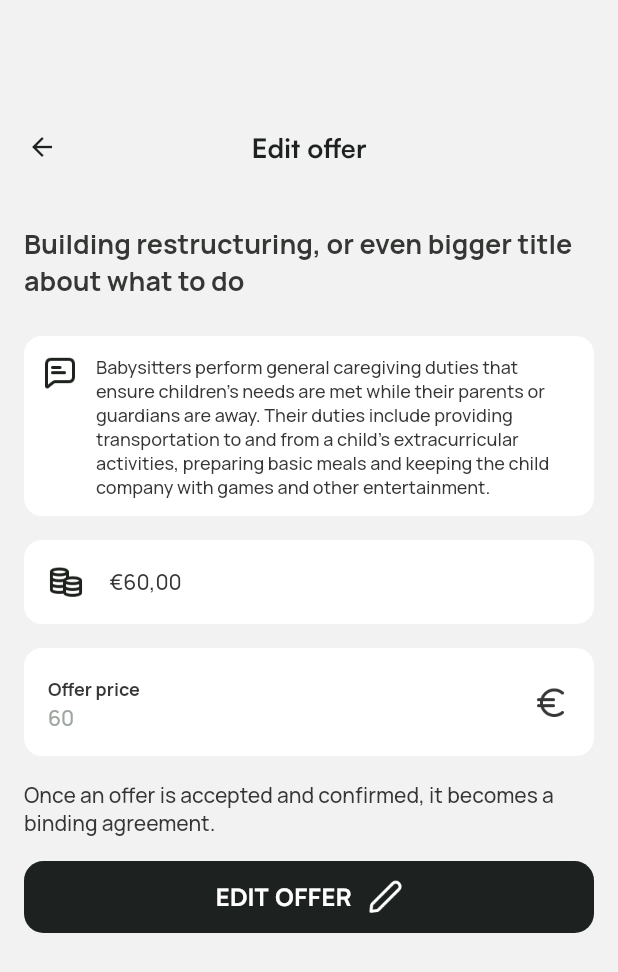
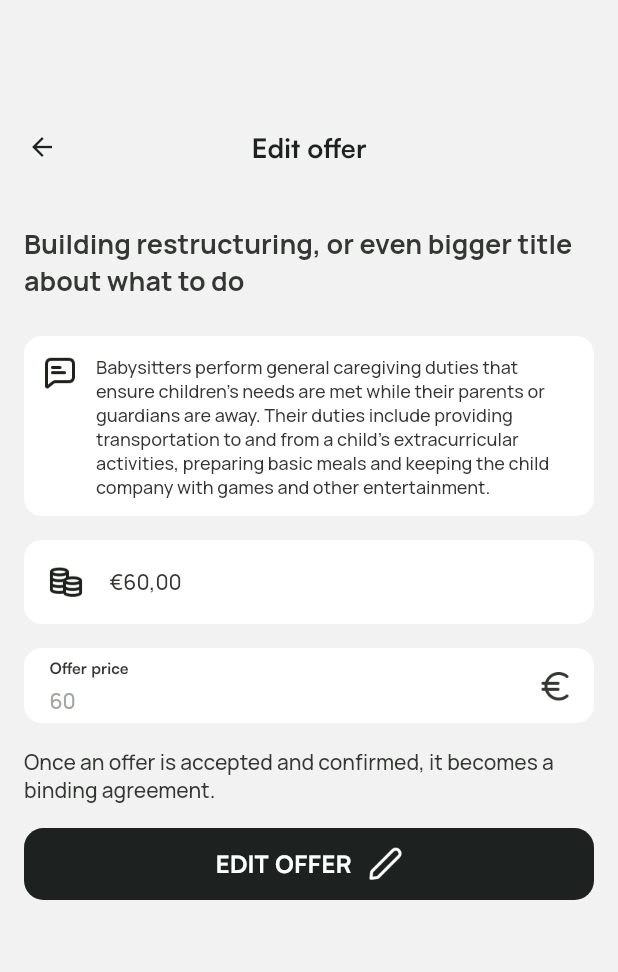
Before and after one commit to Mandipbh/gwork-frontend, a Flutter app: the EditOfferScreen screen opened directly, on a phone screen of 412 x 824 dp. Shown: the top 972 px of the screen. Run offline on Flutter 3.47's test engine with Material 2 defaults, Android fonts, the phone set to English and light mode, and no system bars; our stand-ins replace badges, dio, dotted_border, draggable_home, easy_localization, file_picker and 6 more; missing offline and left inert: dart:ffi; accounts and stored records are empty; network calls fail.

Commit message:
bug solve

```diff
--- a/lib/chat/edit_offer_screen.dart
+++ b/lib/chat/edit_offer_screen.dart
@@ -1,5 +1,6 @@
 import 'package:easy_localization/easy_localization.dart';
 import 'package:flutter/material.dart';
+import 'package:flutter/services.dart';
 import 'package:g_worker_app/colors.dart';
 
 class EditOfferScreen extends StatefulWidget {
@@ -8,6 +9,8 @@ class EditOfferScreen extends StatefulWidget {
   @override
   State<EditOfferScreen> createState() => _EditOfferScreenState();
 }
+
+var editOfferController = TextEditingController();
 
 class _EditOfferScreenState extends State<EditOfferScreen> {
   @override
@@ -50,7 +53,8 @@ class _EditOfferScreenState extends State<EditOfferScreen> {
   }
 
   Widget bodyView() {
-    return Padding(
+    return Expanded(
+      child: Padding(
         padding: const EdgeInsets.symmetric(horizontal: 16),
         child: SingleChildScrollView(
           child: Column(
@@ -119,31 +123,29 @@ class _EditOfferScreenState extends State<EditOfferScreen> {
               ),
               const SizedBox(height: 16),
               Container(
-              width: double.infinity,
                 decoration: BoxDecoration(
+                    color: Colors.white,
                     borderRadius: BorderRadius.circular(12),
-                color: Colors.white,
+                    border: Border.all(color: Colors.white)),
+                child: TextField(
+                  keyboardType: TextInputType.number,
+                  controller: editOfferController,
+                  inputFormatters: [FilteringTextInputFormatter.digitsOnly],
+                  decoration: InputDecoration(
+                    suffixIcon: Image.asset(
+                      "assets/icons/currency-euro.png",
+                      scale: 2,
                     ),
-              child: ListTile(
-                horizontalTitleGap: 1,
-                title: Text(
-                  tr('Professional.edit_offer.Offer_price'),
-                  style: const TextStyle(
-                    color: black343,
-                    fontSize: 12,
-                    fontWeight: FontWeight.w600,
-                  ),
-                ),
-                subtitle: const Text(
-                  "60",
-                  style: TextStyle(
+                    labelText: tr('Professional.edit_offer.Offer_price'),
+                    hintText: "60",
+                    contentPadding: EdgeInsets.only(left: 16, top: 8),
+                    hintStyle: const TextStyle(
                       color: grey9EA,
                       fontSize: 14,
                       fontWeight: FontWeight.w500,
                     ),
+                    counterText: "",
                   ),
-                trailing: Image.asset("assets/icons/currency-euro.png",
-                    height: 24, width: 24),
                 ),
               ),
               const SizedBox(height: 16),
@@ -185,6 +187,7 @@ class _EditOfferScreenState extends State<EditOfferScreen> {
             ],
           ),
         ),
+      ),
     );
   }
 }
--- a/lib/common/common_input_fields.dart
+++ b/lib/common/common_input_fields.dart
@@ -35,7 +35,7 @@ Widget vatNumberTextField({required TextEditingController controller}) {
     child: TextField(
       keyboardType: TextInputType.number,
       controller: controller,
-      maxLength: 10,
+      maxLength: 16,
       inputFormatters: [FilteringTextInputFormatter.digitsOnly],
       decoration: InputDecoration(
         prefixIcon: Image.asset('assets/icons/hash.png', scale: 2),
--- a/lib/jobs/job_list_screen.dart
+++ b/lib/jobs/job_list_screen.dart
@@ -73,7 +73,7 @@ class _ProfessionalJobListScreenState extends State<ProfessionalJobListScreen> {
                 floating: true,
                 pinned: true,
                 expandedHeight:
-                    selectedType == SelectionType.myJobs ? 300 : 360,
+                    selectedType == SelectionType.myJobs ? 320 : 380,
                 snap: true,
               ),
             ];
@@ -150,7 +150,7 @@ class _ProfessionalJobListScreenState extends State<ProfessionalJobListScreen> {
                 ),
               ],
             ),
-            const SizedBox(height: 8),
+            const SizedBox(height: 24),
             widget.role == UserType.admin
                 ? Wrap(
                     alignment: WrapAlignment.start,
--- a/lib/my_profile/provider/my_profile_provider.dart
+++ b/lib/my_profile/provider/my_profile_provider.dart
@@ -185,7 +185,6 @@ class MyProfileProvider extends ChangeNotifier {
         setIsLogging(false);
         _model!.user!.image = profileImage;
         ProgressLoader(context, "your ProfilePicture Update SuccessFully");
-        Navigator.of(context).pop();
         getUserProfile(context);
         notifyListeners();
         return true;
@@ -203,7 +202,6 @@ class MyProfileProvider extends ChangeNotifier {
         //
         setIsLogging(false);
         ProgressLoader(context, "your ProfilePicture delete SuccessFully");
-        Navigator.of(context).pop();
         getUserProfile(context);
         notifyListeners();
         return true;
--- a/lib/server_connection/api_client.dart
+++ b/lib/server_connection/api_client.dart
@@ -801,8 +801,8 @@ class ApiClient {
       _model = GetProfessionalJobListModel.fromJson(response.data);
       return _model;
     } on DioError catch (e) {
-      ErrorLoader(
-          context, "Oops, something is wrong with your data. Try again.");
+      // ErrorLoader(
+      //     context, "Oops, something is wrong with your data. Try again.");
     } catch (e) {
       ErrorLoader(
           context, "Oops, something is wrong with your data. Try again.");
--- a/lib/sign_up/sign_up_widgets/payment_info_view.dart
+++ b/lib/sign_up/sign_up_widgets/payment_info_view.dart
@@ -40,7 +40,7 @@ class PaymentInfoView extends StatelessWidget {
                     Provider.of<SignUpProvider>(context).cardNumberController,
                 style: const TextStyle(fontSize: 18),
                 keyboardType: TextInputType.number,
-                maxLength: 12,
+                maxLength: 16,
                 inputFormatters: [FilteringTextInputFormatter.digitsOnly],
                 decoration: InputDecoration(
                     counterText: "",
--- a/lib/sign_up/sign_up_widgets/personal_info_view.dart
+++ b/lib/sign_up/sign_up_widgets/personal_info_view.dart
@@ -49,6 +49,7 @@ class PersonalInfoView extends StatelessWidget {
                 color: Colors.white, borderRadius: BorderRadius.circular(16)),
             child: TextField(
                 style: const TextStyle(fontSize: 18),
+                maxLength: 16,
                 controller: Provider.of<SignUpProvider>(context, listen: false)
                     .textCodeController,
                 keyboardType: TextInputType.number,
--- a/lib/sign_up/sign_up_widgets/profile_picture_view/image_provider/image_provider.dart
+++ b/lib/sign_up/sign_up_widgets/profile_picture_view/image_provider/image_provider.dart
@@ -12,7 +12,7 @@ class ProfilePicProvider extends ChangeNotifier {
 
   String? _getImageString;
   String? get getImageString => _getImageString;
-  getImage<bool>(source, context) async {
+  Future<bool> getImage(source, context) async {
     try {
       final ImagePicker _picker = ImagePicker();
       final XFile? image =
--- a/pubspec.yaml
+++ b/pubspec.yaml
@@ -17,7 +17,7 @@ publish_to: 'none' # Remove this line if you wish to publish to pub.dev
 # https://developer.apple.com/library/archive/documentation/General/Reference/InfoPlistKeyReference/Articles/CoreFoundationKeys.html
 # In Windows, build-name is used as the major, minor, and patch parts
 # of the product and file versions while build-number is used as the build suffix.
-version: 1.0.0+1
+version: 1.0.0+2
 
 environment:
   sdk: '>=2.18.6 <3.0.0'
@@ -51,6 +51,7 @@ dependencies:
   dio: ^5.0.1
   shared_preferences: ^2.0.18
   fluttertoast: ^8.2.1
+  draggable_home: ^1.0.4
 
 dev_dependencies:
   flutter_test:
```
Also changed, not shown: lib/common/common_widgets.dart (+43 -5 lines), lib/jobs/client_job_list_screen.dart (+19 -0 lines), lib/jobs/job_detail_screen.dart (+96 -96 lines), lib/my_profile/my_profile_widgets/edit_profile_picture_dialogue_client_prof.dart (+10 -24 lines), pubspec.lock. Lines whose indentation alone changed are shown as unchanged.
